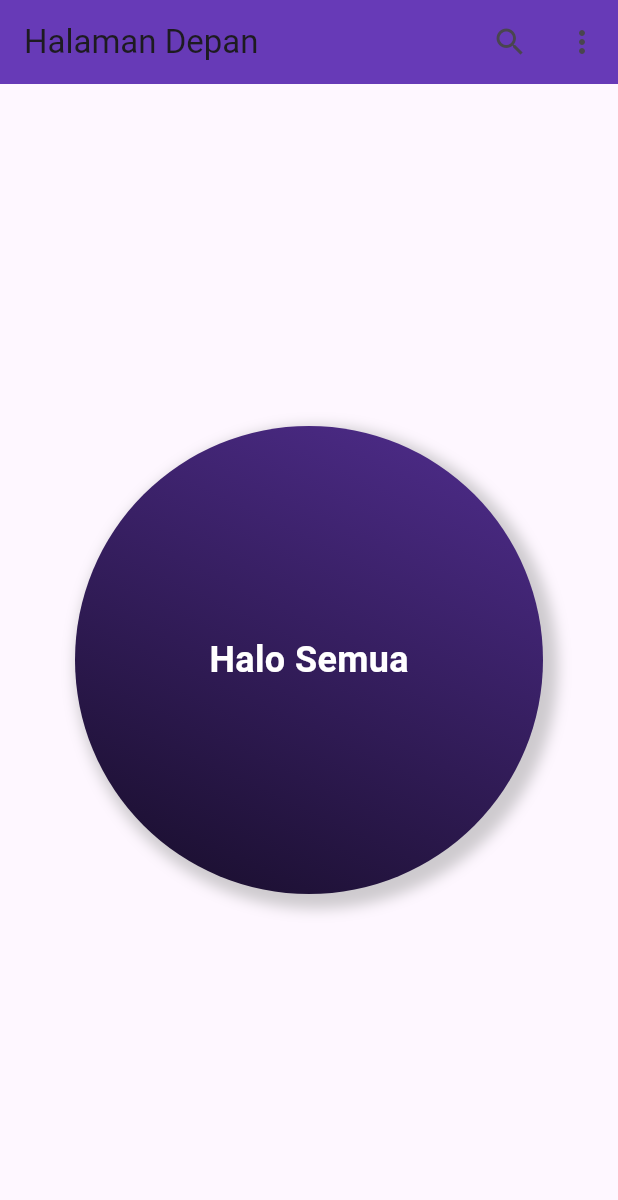
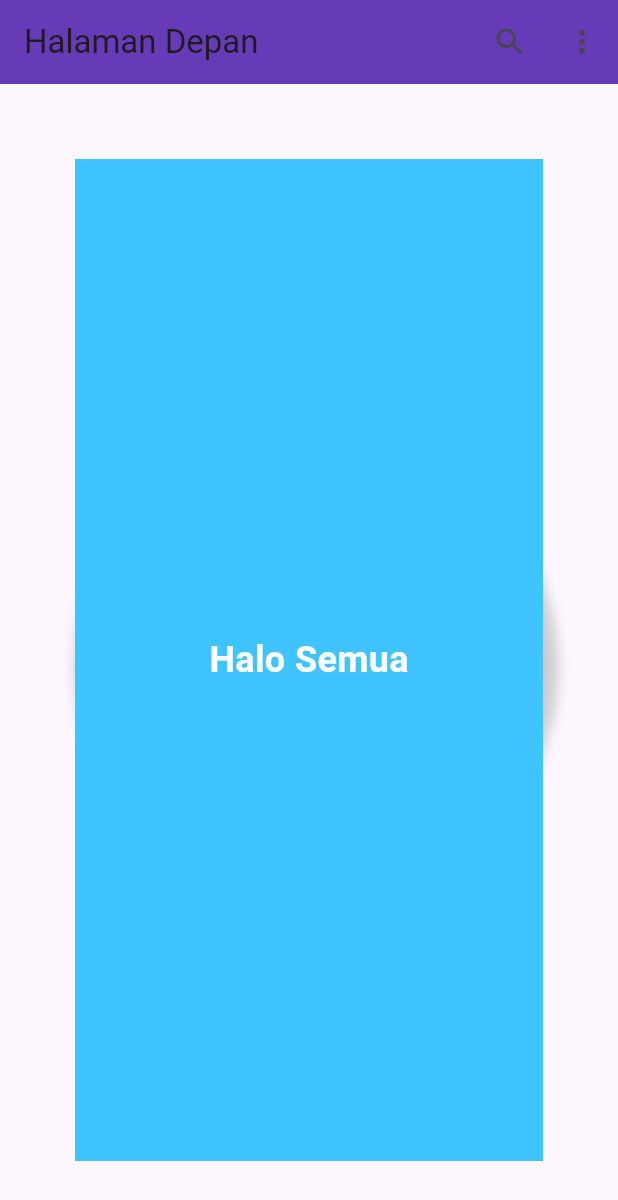
Before and after one commit to Hartamatamatama/tugas_week_5_1123150117, a Flutter app: the screen it shows after launch, on a phone screen of 412 x 824 dp. Shown: the top 1200 px of the screen. Run offline on Flutter 3.47's test engine with Material 3 defaults, Android fonts, the phone set to English and light mode, and no system bars.

Commit message:
Mencoba menambahkan color pada container tapi ternyata error, harusnya color di decoration saja bisanya

```diff
--- a/lib/main.dart
+++ b/lib/main.dart
@@ -54,6 +54,7 @@
         // height: 200,
         // child: Row(children: [Text("text")]),
         margin: EdgeInsets.all(50),
+        color: Colors.lightBlueAccent,
         child: Text(
           'Halo Semua',
           style: TextStyle(
```
